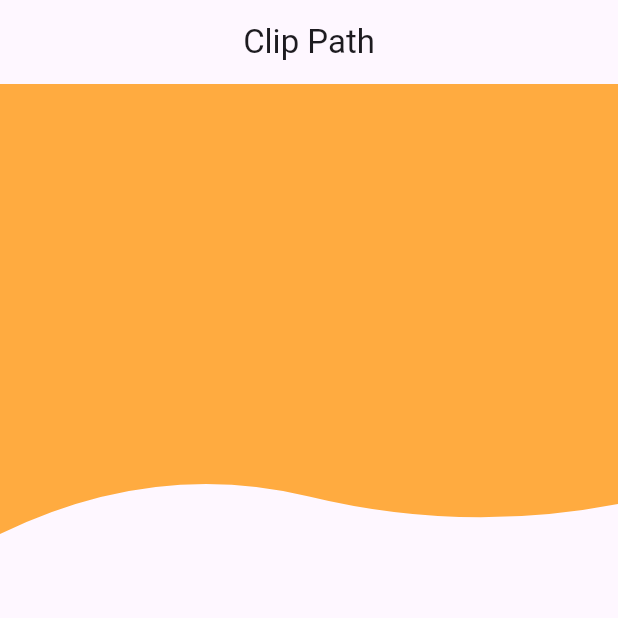
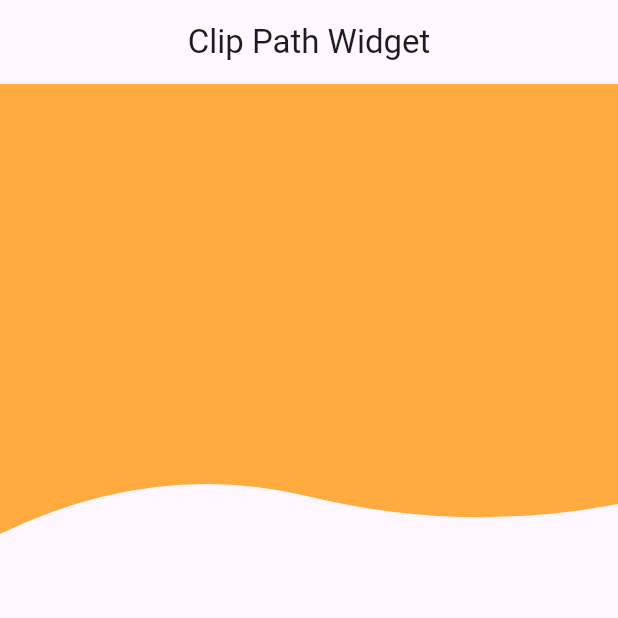
Before and after one commit to CaptainNayan199/Flutter-Widgets, a Flutter app: the screen it shows after launch, on a phone screen of 412 x 824 dp, the top half of it. Run offline on Flutter 3.47's test engine with Material 3 defaults, Android fonts, the phone set to English and light mode, and no system bars; key blocks and very long unbroken strings in the code were emptied for the run.

Commit message:
Update main.dart

```diff
--- a/40. Clip Path Widget/my_app/lib/main.dart
+++ b/40. Clip Path Widget/my_app/lib/main.dart
@@ -12,7 +12,7 @@ class MyApp extends StatelessWidget {
       debugShowCheckedModeBanner: false,
       home: Scaffold(
         appBar: AppBar(
-          title: const Text('Clip Path'),
+          title: const Text('Clip Path Widget'),
           centerTitle: true,
         ),
         body: ClipPath(
```
